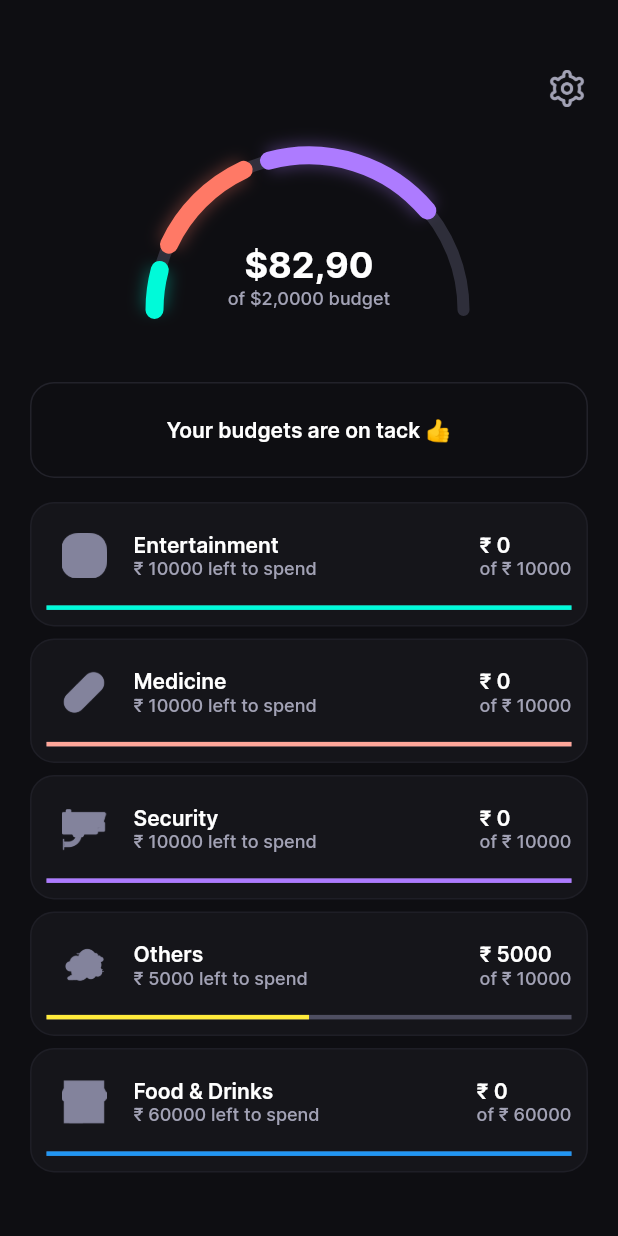
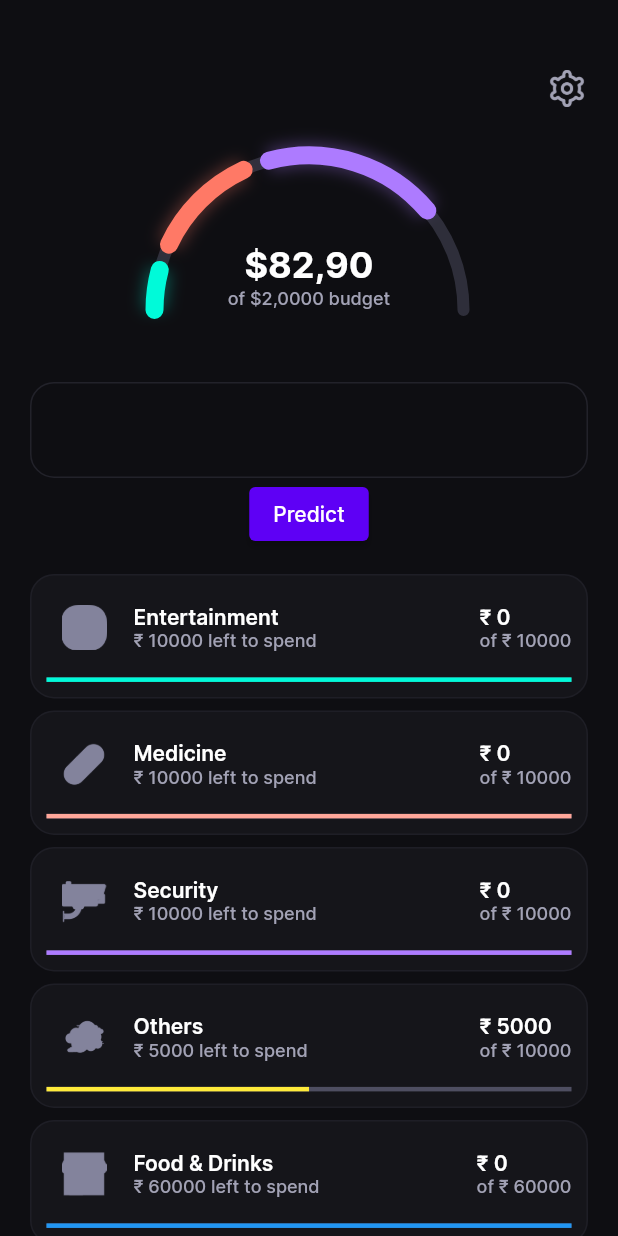
Before and after one commit to adiyadav123/budgetbuddy, a Flutter app: the SpendingBudgetsView screen opened directly, on a phone screen of 412 x 824 dp. Run offline on Flutter 3.47's test engine with Material 3 defaults, Android fonts, the light colour scheme and no system bars; our stand-ins replace card_swiper, carousel_slider, dotted_border, firebase_auth, firebase_core, flutter_pw_validator and 4 more; missing offline and left inert: calendar_agenda, dart:ffi, tflite_flutter; accounts and stored records are empty; generated files the repository leaves out were written again.

Commit message:
Update minSdkVersion and add ML model prediction

```diff
--- a/lib/views/spending_budgets/spending_budgets_view.dart
+++ b/lib/views/spending_budgets/spending_budgets_view.dart
@@ -1,3 +1,4 @@
+import 'package:budgetbuddy/ml_model.dart';
 import 'package:dotted_border/dotted_border.dart';
 import 'package:flutter/material.dart';
 import 'package:budgetbuddy/common/color_extension.dart';
@@ -16,6 +17,7 @@ class SpendingBudgetsView extends StatefulWidget {
 
 class _SpendingBudgetsViewState extends State<SpendingBudgetsView> {
   List s = [];
+  String _prediction = "";
 
   List budgetArr = [
     {
@@ -65,8 +67,6 @@ class _SpendingBudgetsViewState extends State<SpendingBudgetsView> {
     var categoryBox = await Hive.openBox("categories");
     var catArr = categoryBox.get("categories");
 
-
-
     if (catArr != null) {
       List<dynamic> categoryList = catArr as List;
       print(categoryList);
@@ -80,10 +80,23 @@ class _SpendingBudgetsViewState extends State<SpendingBudgetsView> {
     }
   }
 
+  void _makePrediction() async {
+    List<double> inputs = [
+      50000.0,
+      55000.0,
+      -5000.0
+    ]; // Replace with actual inputs
+    var results = await MLModel.predict(inputs);
+    setState(() {
+      _prediction = results != null ? results.toString() : 'Error';
+    });
+  }
+
   @override
   void initState() {
     super.initState();
     checkData();
+    MLModel.loadModel();
   }
 
   @override
@@ -155,7 +168,8 @@ class _SpendingBudgetsViewState extends State<SpendingBudgetsView> {
             ),
             Padding(
               padding: const EdgeInsets.symmetric(horizontal: 20, vertical: 8),
-              child: InkWell(
+              child: Column(children: [
+                InkWell(
                   borderRadius: BorderRadius.circular(16),
                   onTap: () {},
                   child: Container(
@@ -172,7 +186,7 @@ class _SpendingBudgetsViewState extends State<SpendingBudgetsView> {
                       mainAxisAlignment: MainAxisAlignment.center,
                       children: [
                         Text(
-                        "Your budgets are on tack 👍",
+                          "$_prediction",
                           style: TextStyle(
                               color: TColor.white,
                               fontSize: 14,
@@ -182,6 +196,12 @@ class _SpendingBudgetsViewState extends State<SpendingBudgetsView> {
                     ),
                   ),
                 ),
+                ElevatedButton(
+                    onPressed: () {
+                      _makePrediction();
+                    },
+                    child: Text('Predict')),
+              ]),
             ),
             ListView.builder(
                 padding:
--- a/pubspec.yaml
+++ b/pubspec.yaml
@@ -76,7 +76,7 @@ flutter:
   # To add assets to your application, add an assets section, like this:
   assets:
     - assets/img/
-    - model/model.tflite
+    - assets/model/model.tflite
 
   # An image asset can refer to one or more resolution-specific "variants", see
   # https://flutter.dev/assets-and-images/#resolution-aware
```
Also changed, not shown: 1 other file. Lines whose indentation alone changed are shown as unchanged.
